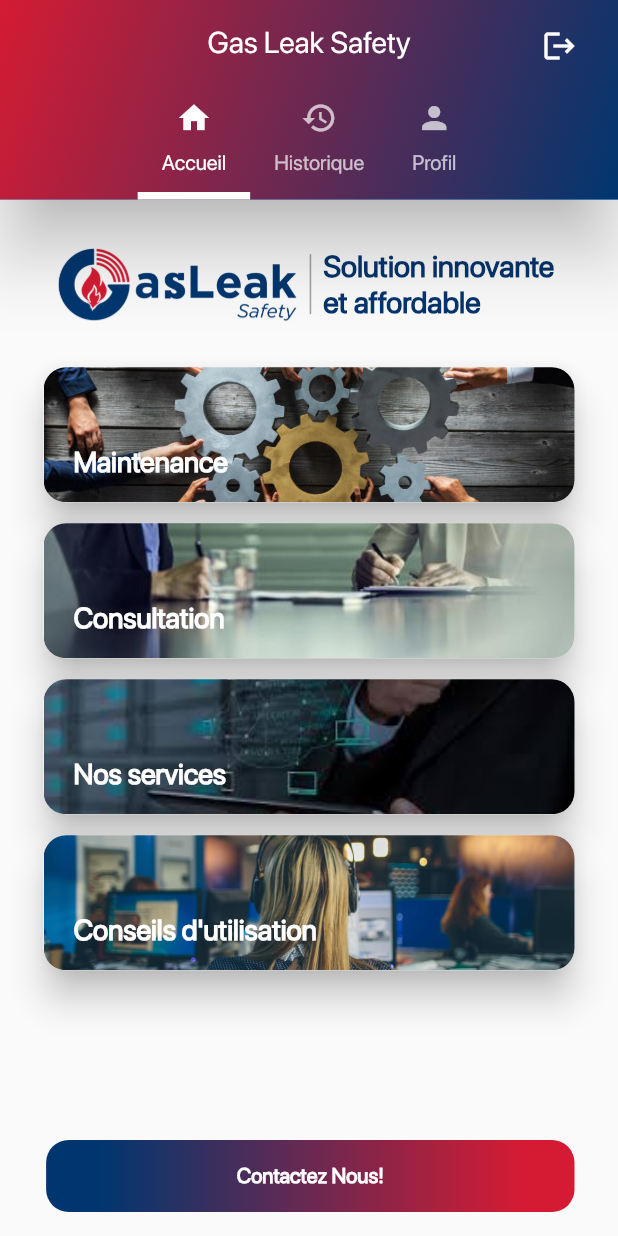
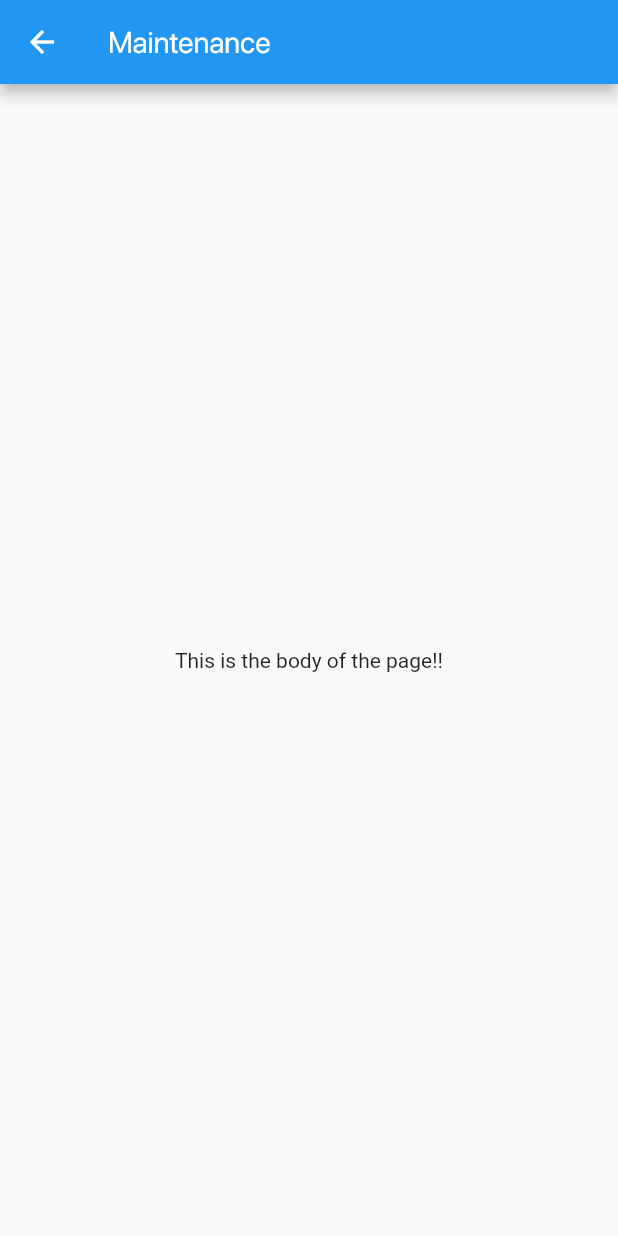
Before and after one commit to AkuDevv/gas_leak, a Flutter app: the screen it shows once a user with an empty profile is signed in, after a tap on "Maintenance", on a phone screen of 412 x 824 dp. Run offline on Flutter 3.47's test engine with Material 2 defaults, Android fonts, the phone set to English and light mode, and no system bars; drawn by our look-alikes of auto_size_text; our stand-ins replace cloud_firestore, email_validator, firebase_auth, firebase_core, flutter_signin_button, geolocator and 4 more; missing offline and left inert: load_switch; accounts and stored records are empty.

Commit message:
added homepage item

```diff
--- a/lib/widgets/client/AccueilPage.dart
+++ b/lib/widgets/client/AccueilPage.dart
@@ -64,18 +64,22 @@ class _AccueilPageState extends State<AccueilPage> {
                     ObjectBox(
                       title: 'Maintenance',
                       assetPath: 'assets/images/maintenance.png',
+                      item: "Maintenance",
                     ),
                     ObjectBox(
                       title: 'Consultation',
                       assetPath: 'assets/images/consulter.jpg',
+                      item: "Consultation",
                     ),
                     ObjectBox(
                       title: 'Nos services',
                       assetPath: 'assets/images/serv.jpg',
+                      item: "Services",
                     ),
                     ObjectBox(
                       title: "Conseils d'utilisation",
                       assetPath: 'assets/images/conseils.jpg',
+                      item: "Conseils",
                     ),
                   ],
                 ),
--- /dev/null
+++ b/lib/widgets/client/HomepageItem.dart
@@ -0,0 +1,23 @@
+import 'package:flutter/material.dart';
+
+class HomepageItem extends StatefulWidget {
+  final String title;
+  HomepageItem({Key? key, required this.title}) : super(key: key);
+
+  @override
+  State<HomepageItem> createState() => _HomepageItemState();
+}
+
+class _HomepageItemState extends State<HomepageItem> {
+  @override
+  Widget build(BuildContext context) {
+    return Scaffold(
+      appBar: AppBar(
+        title: Text(widget.title,style: TextStyle(fontFamily: 'Sfpro'),),
+      ),
+      body: Center(
+        child: Text('This is the body of the page!!'),
+      ),
+    );
+  }
+}
--- a/lib/widgets/client/ObjectBox.dart
+++ b/lib/widgets/client/ObjectBox.dart
@@ -1,11 +1,17 @@
 import 'package:auto_size_text/auto_size_text.dart';
 import 'package:flutter/material.dart';
+import 'package:gas_leak_safety/widgets/client/HomepageItem.dart';
 
 class ObjectBox extends StatelessWidget {
   final String assetPath;
   final String title;
+  final String item;
 
-  const ObjectBox({Key? key, required this.assetPath, required this.title})
+  const ObjectBox(
+      {Key? key,
+      required this.assetPath,
+      required this.title,
+      required this.item})
       : super(key: key);
 
   @override
@@ -19,7 +25,13 @@ class ObjectBox extends StatelessWidget {
               RoundedRectangleBorder(borderRadius: BorderRadius.circular(15)),
 
           child: InkWell(
-            onTap: () {},
+            onTap: () {
+              Navigator.push(
+                  context,
+                  MaterialPageRoute(
+                    builder: (context) => HomepageItem(title: item),
+                  ));
+            },
             child: Container(
               decoration:
                   BoxDecoration(borderRadius: BorderRadius.circular(15)),
```
